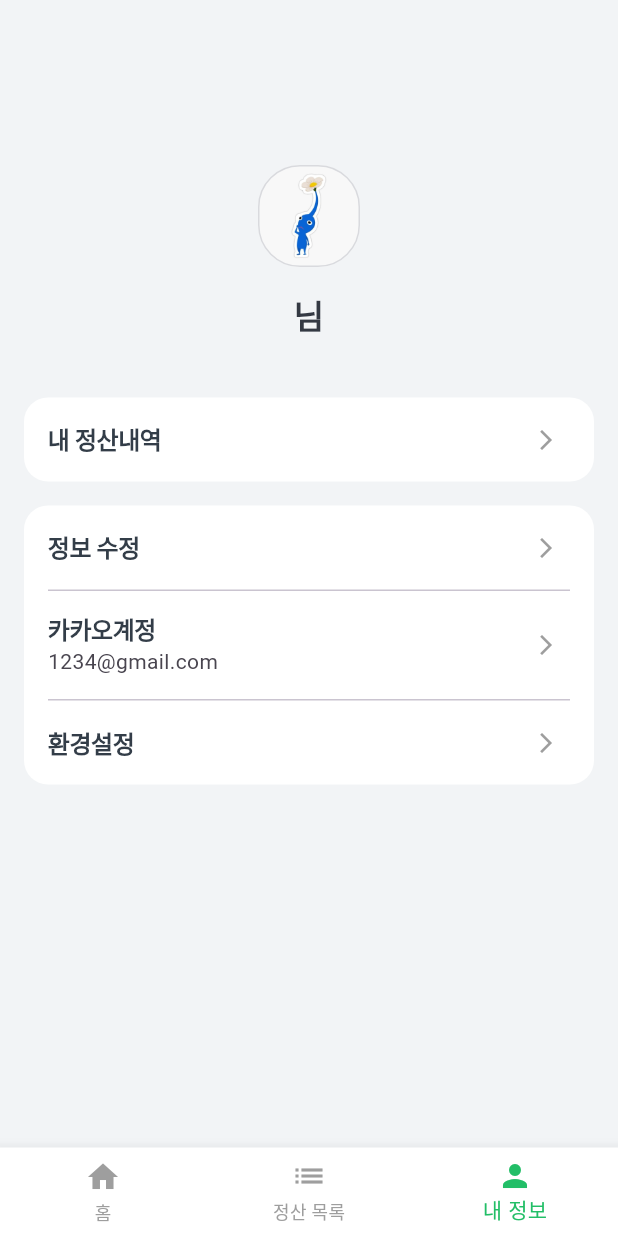
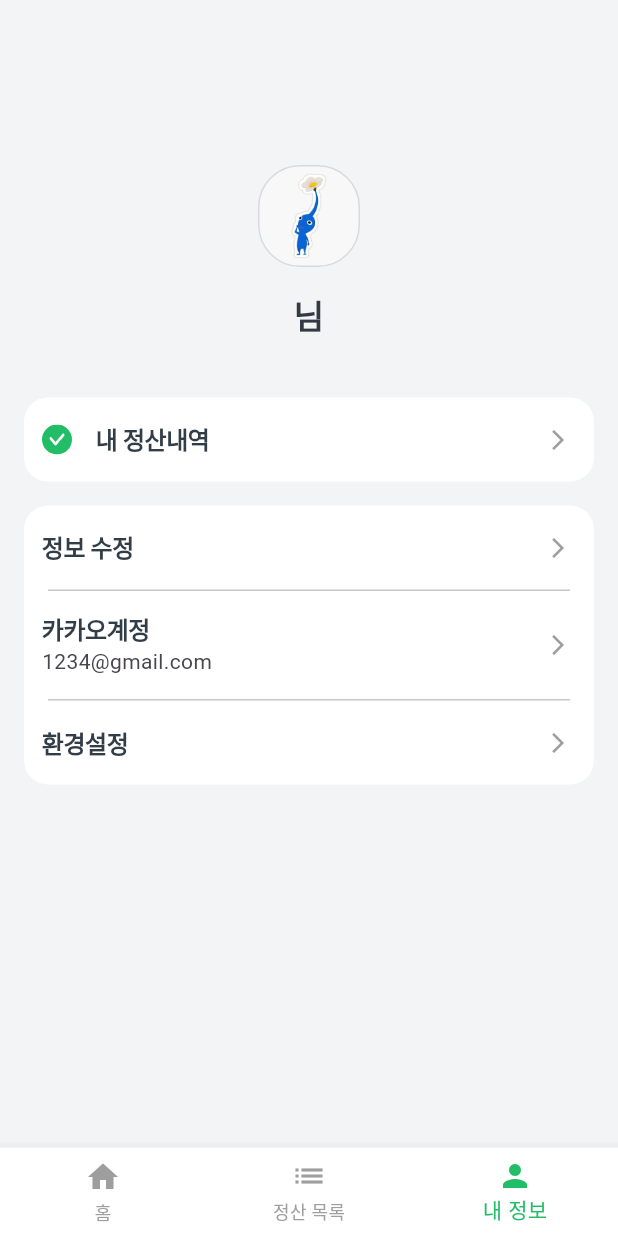
Before and after one commit to Bada35/ttokttok, a Flutter app: the UserPage screen opened directly, on a phone screen of 412 x 824 dp. Run offline on Flutter 3.47's test engine with Material 3 defaults, Android fonts, the phone set to English and light mode, and no system bars; our stand-ins replace device_info_plus, flutter_dotenv, flutter_svg, get, shared_preferences; missing offline and left inert: kakao_flutter_sdk; accounts and stored records are empty; Roboto replaces fonts that are missing (Pretendard).

Commit message:
feat: 정산내역에 초록색 체크 아이콘 추가 (#3)

```diff
--- a/fe/lib/pages/user/user_page.dart
+++ b/fe/lib/pages/user/user_page.dart
@@ -4,6 +4,7 @@ import '../../widgets/bottom_navigation_bar.dart';
 import '../../controllers/user_controller.dart';
 import 'edit_profile_page.dart';
 import 'settings_page.dart';
+import 'package:flutter_svg/flutter_svg.dart';
 
 class UserPage extends StatelessWidget {
   const UserPage({super.key});
@@ -50,8 +51,18 @@ class UserPage extends StatelessWidget {
     required String title,
     required String subtitle,
     required VoidCallback onTap,
+    bool showCheckIcon = false,
   }) {
     return ListTile(
+      contentPadding: const EdgeInsets.only(left: 12, right: 16),
+      minLeadingWidth: 6,
+      leading: showCheckIcon
+          ? SvgPicture.asset(
+              'assets/images/green_check.svg',
+              width: 20,
+              height: 20,
+            )
+          : null,
       title: Text(
         title,
         style: const TextStyle(
@@ -95,6 +106,7 @@ class UserPage extends StatelessWidget {
                 child: _buildMenuCard(
                   title: '내 정산내역',
                   subtitle: '',
+                  showCheckIcon: true,
                   onTap: () {
                     print('정산 내역 페이지로 이동');
                   },
--- a/fe/pubspec.yaml
+++ b/fe/pubspec.yaml
@@ -40,6 +40,7 @@ dependencies:
   flutter_dotenv: ^5.0.2
   device_info_plus: ^11.1.1
   shared_preferences: ^2.3.3
+  flutter_svg: ^2.0.9  # 추가
 
 dev_dependencies:
   flutter_test:
@@ -69,6 +70,7 @@ flutter:
     - assets/images/app_logo_word.png
     - assets/.env
     - assets/images/profile_placeholder.png
+    - assets/images/green_check.svg  # 추가
   fonts:
     - family: Pretendard
       fonts:
```
Also changed, not shown: fe/pubspec.lock.
